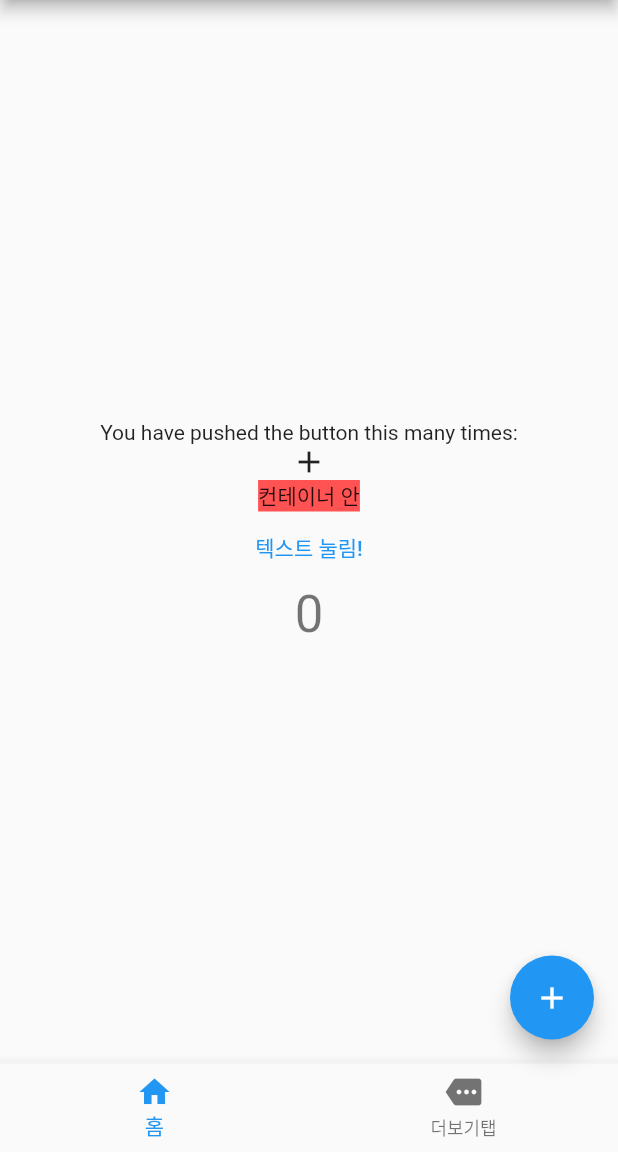
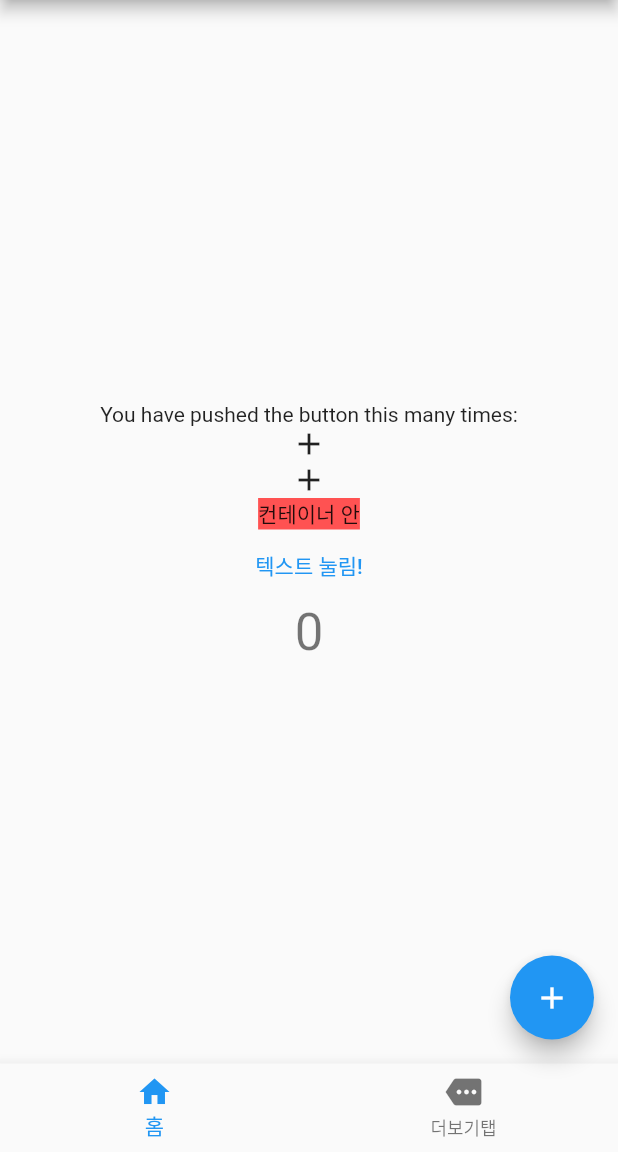
Before and after one commit to EunjoungAhn/androidFlutter, a Flutter app: the screen it shows after launch, after a tap on the "add" icon, on a phone screen of 412 x 824 dp, the part 84-1236 px from its top. Run offline on Flutter 3.47's test engine with Material 2 defaults, Android fonts, the phone set to English and light mode, and no system bars.

```diff
--- a/lib/main.dart
+++ b/lib/main.dart
@@ -57,7 +57,13 @@ class _MyHomePageState extends State<MyHomePage> {
             InkWell(
               child: Icon(Icons.add),
               onTap:() {
-                print("아이콘 클릭됨!");
+                print("클릭 효과가 있는 클릭!");
+              },
+            ),
+            GestureDetector(
+              child: Icon(Icons.add),
+              onTap:() {
+                print("클릭 효과가 없이 클릭됨!");
               },
             ),
             Container(child: Text("컨테이너 안"), color: Colors.redAccent,),
```
